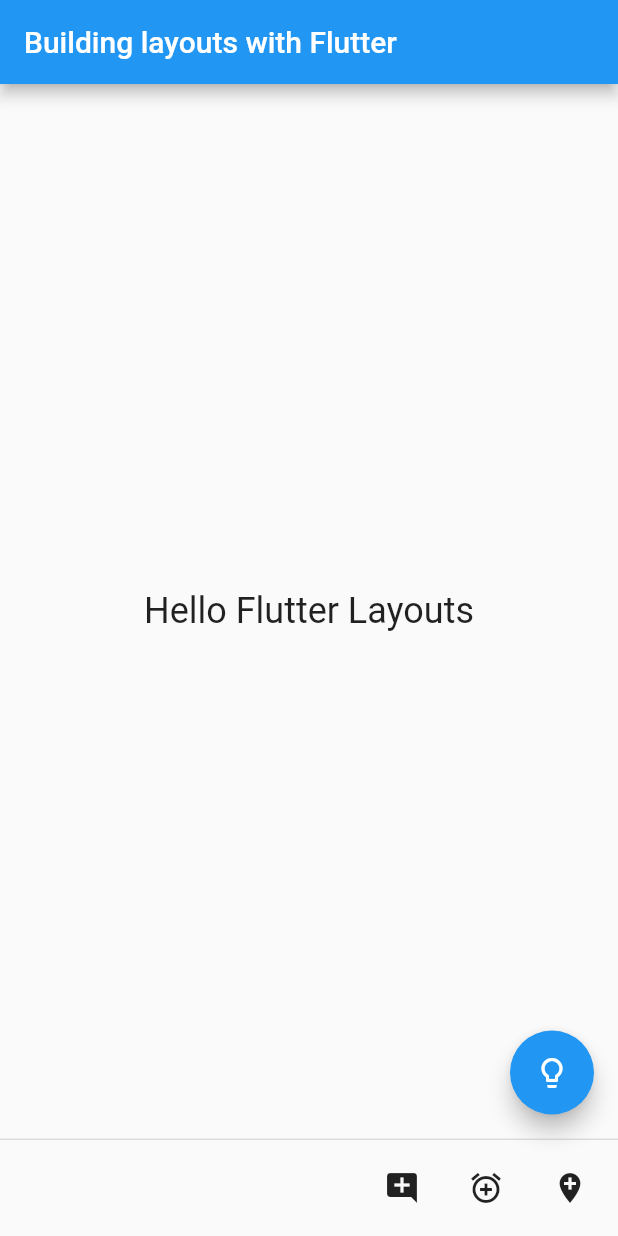
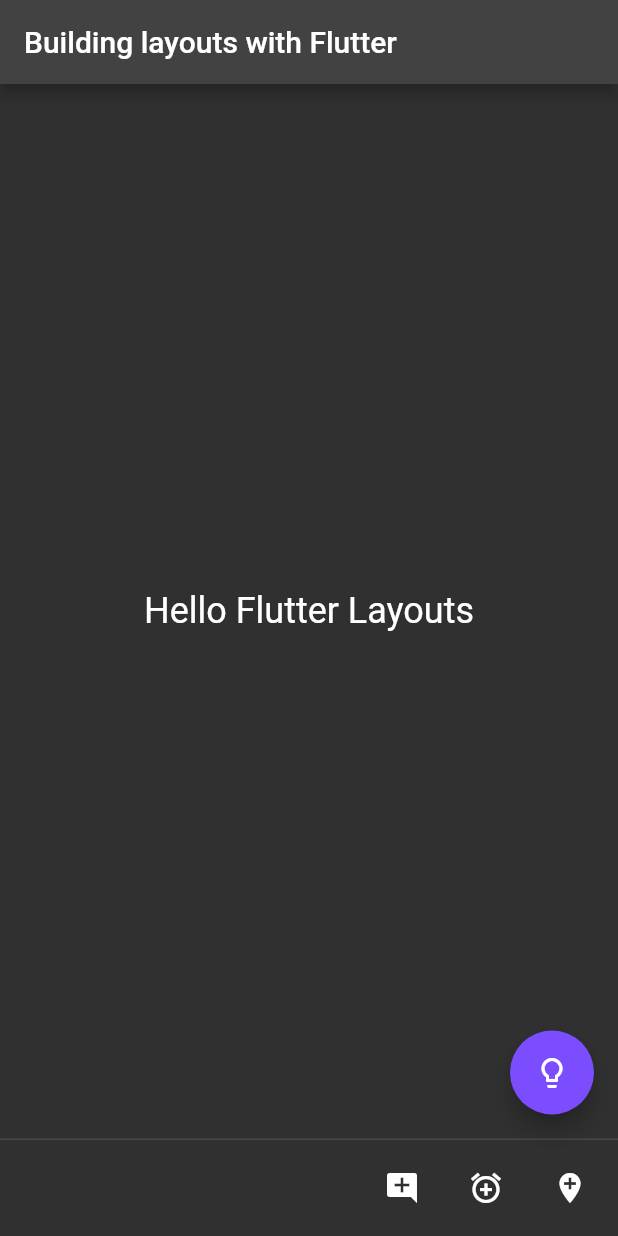
Before and after one commit to MonikaSliciute/hello-layouts, a Flutter app: the screen it shows after launch, on a phone screen of 412 x 824 dp. Run offline on Flutter 3.47's test engine with Material 2 defaults, Android fonts, the phone set to English and light mode, and no system bars.

Commit message:
Changed the colour theme

```diff
--- a/lib/main.dart
+++ b/lib/main.dart
@@ -8,6 +8,11 @@ class MyApp extends StatelessWidget {
   @override
   Widget build(BuildContext context) {
     return MaterialApp(
+      theme: ThemeData(
+        brightness: Brightness.dark,
+        primaryColor: Color(0xFF009688),
+        accentColor: Color(0xFF7C4DFF),
+      ),
       home: Scaffold(
         appBar: AppBar(
           title: Text("Building layouts with Flutter"),
```
